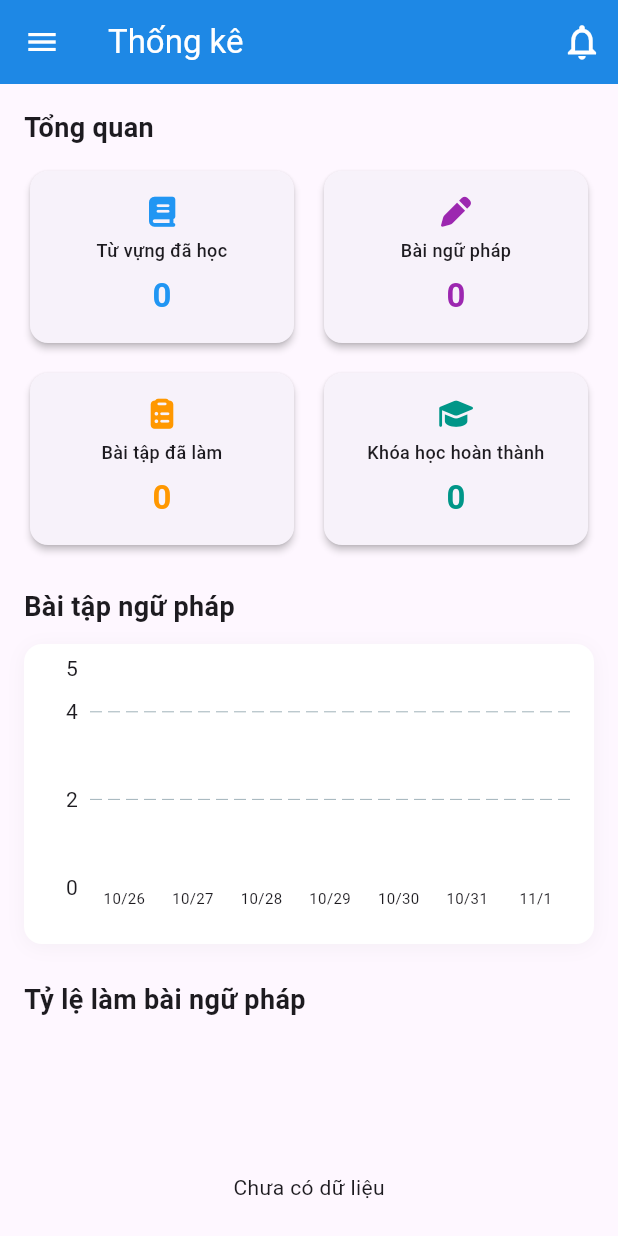
After one commit to Vothanhluan2k4/learning_english, a Flutter app: the DrawerScreen screen opened by its route, in the side drawer, after a tap on "Thống kê", on a phone screen of 412 x 824 dp. The commit adds this screen. Run offline on Flutter 3.47's test engine with Material 3 defaults, Android fonts, the light colour scheme and no system bars; drawn by our look-alikes of fl_chart; our stand-ins replace app_links, audioplayers, file_picker, flip_card, flutter_local_notifications, flutter_markdown and 9 more; missing offline and left inert: crop_your_image; accounts and stored records are empty; network calls fail.

Commit message:
Add statistical

```diff
--- a/lib/main.dart
+++ b/lib/main.dart
@@ -13,7 +13,6 @@ import 'package:learning_english/screens/drawer_screen.dart';
 import 'package:learning_english/screens/forgot_password_screen.dart';
 import 'package:learning_english/screens/home_screen.dart';
 import 'package:learning_english/screens/profile/infor_user_screen.dart';
-import 'package:learning_english/screens/setting_screen.dart';
 import 'package:learning_english/screens/flashcard/flashcards_screen.dart';
 import 'package:learning_english/screens/course/course_screen.dart';
 import 'package:learning_english/screens/grammar_screen.dart';
--- a/lib/screens/drawer_screen.dart
+++ b/lib/screens/drawer_screen.dart
@@ -1,12 +1,12 @@
 import 'package:flutter/material.dart';
 import 'package:font_awesome_flutter/font_awesome_flutter.dart';
 import 'package:learning_english/screens/profile/profile_screen.dart';
-import 'package:learning_english/screens/setting_screen.dart';
 import 'package:learning_english/screens/course/course_screen.dart';
 import 'package:learning_english/screens/flashcards_screen.dart' hide FlashcardsScreen;
 import 'package:learning_english/screens/course/course_screen.dart';
 import 'package:learning_english/screens/grammar_screen.dart';
 import 'package:learning_english/screens/home_screen.dart';
+import 'package:learning_english/screens/statistical_screen.dart';
 import 'package:learning_english/services/auth_service.dart';
 import 'package:learning_english/services/user_service.dart';
 import 'package:learning_english/screens/flashcard/flashcards_screen.dart';
@@ -42,8 +42,9 @@ class _DrawerScreenState extends State<DrawerScreen> {
     CourseScreen(),
     GrammarScreen(),
     FlashcardsScreen(),
+    StatisticalScreen(),
     ProfileScreen(),
-    SettingScreen(),
+
   ];
 
   @override
@@ -204,9 +205,9 @@ class _DrawerScreenState extends State<DrawerScreen> {
       case 3:
         return 'FashCard';
       case 4:
+        return 'Thống kê';
+      case 5:
         return 'Hồ sơ cá nhân';
-      case 5:
-        return 'Setting';
       default:
         return 'Learning English';
     }
@@ -302,15 +303,16 @@ class _DrawerScreenState extends State<DrawerScreen> {
               onTap: () => _onItemTapped(3),
             ),
             ListTile(
-              leading: const Icon(FontAwesomeIcons.userCircle),
-              title: const Text('Hồ sơ cá nhân'),
+              leading: const Icon(FontAwesomeIcons.chartColumn),
+              title: const Text('Thống kê'),
               onTap: () => _onItemTapped(4),
             ),
             ListTile(
-              leading: const Icon(Icons.settings),
-              title: const Text('Cài đặt'),
+              leading: const Icon(FontAwesomeIcons.userCircle),
+              title: const Text('Hồ sơ cá nhân'),
               onTap: () => _onItemTapped(5),
             ),
+
             Divider(),
             isLoggedIn
                 ? ListTile(
--- a/lib/screens/home_screen.dart
+++ b/lib/screens/home_screen.dart
@@ -102,34 +102,34 @@ class _HomeScreenState extends State<HomeScreen> {
                       SizedBox(height: 24),
 
                       // CHALLENGE CARD
-                      Padding(
-                        padding: EdgeInsets.symmetric(horizontal: 16),
-                        child: Column(
-                          crossAxisAlignment: CrossAxisAlignment.start,
-                          children: [
-                            Text(
-                              'Hoạt động nổi bật',
-                              style: TextStyle(
-                                fontSize: 20,
-                                fontWeight: FontWeight.bold,
-                                color: Color(0xFF1A1A1A),
-                              ),
-                            ),
-                            SizedBox(height: 16),
-                            _buildChallengeCard(),
-                          ],
-                        ),
-                      ),
+                      // Padding(
+                      //   padding: EdgeInsets.symmetric(horizontal: 16),
+                      //   child: Column(
+                      //     crossAxisAlignment: CrossAxisAlignment.start,
+                      //     children: [
+                      //       Text(
+                      //         'Hoạt động nổi bật',
+                      //         style: TextStyle(
+                      //           fontSize: 20,
+                      //           fontWeight: FontWeight.bold,
+                      //           color: Color(0xFF1A1A1A),
+                      //         ),
+                      //       ),
+                      //       SizedBox(height: 16),
+                      //       _buildChallengeCard(),
+                      //     ],
+                      //   ),
+                      // ),
 
-                      SizedBox(height: 24),
+                      // SizedBox(height: 24),
 
-                      // LEARNING TIP
-                      Padding(
-                        padding: EdgeInsets.symmetric(horizontal: 16),
-                        child: _buildLearningTipCard(),
-                      ),
+                      // // LEARNING TIP
+                      // Padding(
+                      //   padding: EdgeInsets.symmetric(horizontal: 16),
+                      //   child: _buildLearningTipCard(),
+                      // ),
 
-                      SizedBox(height: 24),
+                      // SizedBox(height: 24),
 
                       // NOTIFICATIONS
                       // ...existing code...
--- a/lib/screens/setting_screen.dart
+++ /dev/null
@@ -1,10 +0,0 @@
-import 'package:flutter/material.dart';
-
-class SettingScreen extends StatelessWidget{
-  const SettingScreen({super.key});
-
-  @override
-  Widget build(BuildContext context) {
-    return const Center(child: Text('Setting Page'),);
-  }
-}
--- /dev/null
+++ b/lib/screens/statistical_screen.dart
@@ -0,0 +1,331 @@
+import 'package:flutter/material.dart';
+import 'package:fl_chart/fl_chart.dart';
+import 'package:font_awesome_flutter/font_awesome_flutter.dart';
+import '../services/statistics_service.dart';
+
+class StatisticalScreen extends StatefulWidget {
+  const StatisticalScreen({super.key});
+
+  @override
+  State<StatisticalScreen> createState() => _StatisticalScreenState();
+}
+
+class _StatisticalScreenState extends State<StatisticalScreen> {
+  final _statisticsService = StatisticsService();
+
+  StatisticsData? _statistics;
+  bool isLoading = true;
+
+  @override
+  void initState() {
+    super.initState();
+    _loadStatistics();
+  }
+
+  Future<void> _loadStatistics() async {
+    setState(() => isLoading = true);
+
+    try {
+      _statistics = await _statisticsService.loadStatistics();
+      setState(() => isLoading = false);
+    } catch (e) {
+      print('Error loading statistics: $e');
+      if (mounted) {
+        ScaffoldMessenger.of(context).showSnackBar(
+          SnackBar(
+            content: Text('Lỗi tải thống kê: ${e.toString()}'),
+            backgroundColor: Colors.red,
+            duration: const Duration(seconds: 5),
+          ),
+        );
+      }
+      setState(() => isLoading = false);
+    }
+  }
+
+  @override
+  Widget build(BuildContext context) {
+    if (isLoading || _statistics == null) {
+      return const Center(child: CircularProgressIndicator());
+    }
+
+    return Scaffold(
+      body: RefreshIndicator(
+        onRefresh: _loadStatistics,
+        child: SingleChildScrollView(
+          physics: const AlwaysScrollableScrollPhysics(),
+          padding: const EdgeInsets.all(16),
+          child: Column(
+            crossAxisAlignment: CrossAxisAlignment.start,
+            children: [
+              // Overview Cards
+              _buildSectionTitle('Tổng quan'),
+              const SizedBox(height: 12),
+              _buildOverviewCards(),
+              const SizedBox(height: 24),
+
+              // Exercise Progress Chart
+              _buildSectionTitle('Bài tập ngữ pháp'),
+              const SizedBox(height: 12),
+              _buildWeeklyExercisesBarChart(),
+              const SizedBox(height: 24),
+
+              // Exercise Accuracy Pie Chart
+              _buildSectionTitle('Tỷ lệ làm bài ngữ pháp'),
+              const SizedBox(height: 12),
+              _buildAccuracyPieChart(),
+              const SizedBox(height: 24),
+
+            ],
+          ),
+        ),
+      ),
+    );
+  }
+
+  Widget _buildOverviewCards() {
+    return GridView.count(
+      crossAxisCount: 2,
+      shrinkWrap: true,
+      physics: const NeverScrollableScrollPhysics(),
+      mainAxisSpacing: 12,
+      crossAxisSpacing: 12,
+      childAspectRatio: 1.5,
+      children: [
+        _buildStatCard(
+          FaIcon(FontAwesomeIcons.book, size: 20, color: Colors.blue),
+          'Từ vựng đã học',
+          _statistics!.totalLearnedWords.toString(),
+          Colors.blue,
+        ),
+        _buildStatCard(
+          FaIcon(FontAwesomeIcons.pen, size: 20, color: Colors.purple),
+          'Bài ngữ pháp',
+          _statistics!.totalGrammarLessons.toString(),
+          Colors.purple,
+        ),
+        _buildStatCard(
+          FaIcon(FontAwesomeIcons.clipboardList, size: 20, color: Colors.orange),
+          'Bài tập đã làm',
+          _statistics!.totalExercisesCompleted.toString(),
+          Colors.orange,
+        ),
+        _buildStatCard(
+          FaIcon(FontAwesomeIcons.graduationCap, size: 20, color: Colors.teal),
+          'Khóa học hoàn thành',
+          _statistics!.totalLessonsCourseCompleted.toString(),
+          Colors.teal,
+        ),
+
+      ],
+    );
+  }
+
+  Widget _buildStatCard(Widget icon, String title, String value, Color color) {
+    return Card(
+      elevation: 2,
+      shape: RoundedRectangleBorder(borderRadius: BorderRadius.circular(12)),
+      child: Padding(
+        padding: const EdgeInsets.all(12),
+        child: Column(
+          mainAxisAlignment: MainAxisAlignment.center,
+          children: [
+            icon,
+            const SizedBox(height: 8),
+            Text(
+              title,
+              style: const TextStyle(fontSize: 12, fontWeight: FontWeight.w500),
+              textAlign: TextAlign.center,
+              maxLines: 2,
+              overflow: TextOverflow.ellipsis,
+            ),
+            const SizedBox(height: 6),
+            Text(
+              value,
+              style: TextStyle(
+                fontSize: 22,
+                fontWeight: FontWeight.bold,
+                color: color,
+              ),
+            ),
+          ],
+        ),
+      ),
+    );
+  }
+
+  Widget _buildSectionTitle(String title) {
+    return Text(
+      title,
+      style: const TextStyle(fontSize: 18, fontWeight: FontWeight.bold),
+    );
+  }
+
+  Widget _buildWeeklyExercisesBarChart() {
+    if (_statistics!.weeklyExercises.isEmpty) {
+      return Container(
+        height: 200,
+        alignment: Alignment.center,
+        child: const Text('Chưa có dữ liệu'),
+      );
+    }
+
+    return Container(
+      height: 200,
+      padding: const EdgeInsets.all(16),
+      decoration: BoxDecoration(
+        color: Colors.white,
+        borderRadius: BorderRadius.circular(12),
+        boxShadow: [
+          BoxShadow(
+            color: Colors.grey.withOpacity(0.1),
+            blurRadius: 10,
+            offset: const Offset(0, 2),
+          ),
+        ],
+      ),
+      child: BarChart(
+        BarChartData(
+          alignment: BarChartAlignment.spaceAround,
+          maxY: (_statistics!.weeklyExercises.values.reduce((a, b) => a > b ? a : b) + 5).toDouble(),
+          barTouchData: BarTouchData(
+            enabled: true,
+            touchTooltipData: BarTouchTooltipData(
+              getTooltipItem: (group, groupIndex, rod, rodIndex) {
+                final keys = _statistics!.weeklyExercises.keys.toList();
+                final date = keys[groupIndex];
+                final value = rod.toY.toInt();
+                return BarTooltipItem(
+                  '$date\n$value bài tập',
+                  const TextStyle(
+                    color: Colors.white,
+                    fontWeight: FontWeight.bold,
+                    fontSize: 14,
+                  ),
+                );
+              },
+            ),
+          ),
+          titlesData: FlTitlesData(
+            show: true,
+            bottomTitles: AxisTitles(
+              sideTitles: SideTitles(
+                showTitles: true,
+                getTitlesWidget: (value, meta) {
+                  final keys = _statistics!.weeklyExercises.keys.toList();
+                  if (value.toInt() < keys.length) {
+                    return Text(keys[value.toInt()], style: const TextStyle(fontSize: 10));
+                  }
+                  return const Text('');
+                },
+              ),
+            ),
+            leftTitles: AxisTitles(
+              sideTitles: SideTitles(showTitles: true, reservedSize: 28),
+            ),
+            topTitles: const AxisTitles(sideTitles: SideTitles(showTitles: false)),
+            rightTitles: const AxisTitles(sideTitles: SideTitles(showTitles: false)),
+          ),
+          gridData: FlGridData(show: true, drawVerticalLine: false),
+          borderData: FlBorderData(show: false),
+          barGroups: _statistics!.weeklyExercises.entries.toList().asMap().entries.map((entry) {
+            return BarChartGroupData(
+              x: entry.key,
+              barRods: [
+                BarChartRodData(
+                  toY: entry.value.value.toDouble(),
+                  color: Colors.blue,
+                  width: 16,
+                  borderRadius: const BorderRadius.vertical(top: Radius.circular(4)),
+                ),
+              ],
+            );
+          }).toList(),
+        ),
+      ),
+    );
+  }
+
+  Widget _buildAccuracyPieChart() {
+    if (_statistics!.totalExercisesCompleted == 0) {
+      return Container(
+        height: 200,
+        alignment: Alignment.center,
+        child: const Text('Chưa có dữ liệu'),
+      );
+    }
+
+    final wrongRate = 100 - _statistics!.correctAnswerRate;
+
+    return Container(
+      height: 200,
+      padding: const EdgeInsets.all(16),
+      decoration: BoxDecoration(
+        color: Colors.white,
+        borderRadius: BorderRadius.circular(12),
+        boxShadow: [
+          BoxShadow(
+            color: Colors.grey.withOpacity(0.1),
+            blurRadius: 10,
+            offset: const Offset(0, 2),
+          ),
+        ],
+      ),
+      child: Row(
+        children: [
+          Expanded(
+            child: PieChart(
+              PieChartData(
+                sectionsSpace: 2,
+                centerSpaceRadius: 40,
+                sections: [
+                  PieChartSectionData(
+                    value: _statistics!.correctAnswerRate,
+                    title: '${_statistics!.correctAnswerRate.toStringAsFixed(1)}%',
+                    color: Colors.green,
+                    radius: 50,
+                    titleStyle: const TextStyle(fontSize: 14, fontWeight: FontWeight.bold, color: Colors.white),
+                  ),
+                  PieChartSectionData(
+                    value: wrongRate,
+                    title: '${wrongRate.toStringAsFixed(1)}%',
+                    color: Colors.red,
+                    radius: 50,
+                    titleStyle: const TextStyle(fontSize: 14, fontWeight: FontWeight.bold, color: Colors.white),
+                  ),
+                ],
+              ),
+            ),
+          ),
+          const SizedBox(width: 16),
+          Column(
+            mainAxisAlignment: MainAxisAlignment.center,
+            crossAxisAlignment: CrossAxisAlignment.start,
+            children: [
+              _buildLegendItem('Đúng', Colors.green),
+              const SizedBox(height: 8),
+              _buildLegendItem('Sai', Colors.red),
+            ],
+          ),
+        ],
+      ),
+    );
+  }
+
+  Widget _buildLegendItem(String label, Color color) {
+    return Row(
+      children: [
+        Container(
+          width: 16,
+          height: 16,
+          decoration: BoxDecoration(
+            color: color,
+            shape: BoxShape.circle,
+          ),
+        ),
+        const SizedBox(width: 8),
+        Text(label, style: const TextStyle(fontSize: 14)),
+      ],
+    );
+  }
+}
--- /dev/null
+++ b/lib/services/statistics_service.dart
@@ -0,0 +1,128 @@
+import 'package:supabase_flutter/supabase_flutter.dart';
+import '../../services/auth_service.dart';
+class StatisticsData {
+  final int totalLearnedWords;
+  final int totalGrammarLessons;
+  final int totalExercisesCompleted;
+  final int totalLessonsCourseCompleted;
+  final Map<String, int> weeklyExercises;
+  final double correctAnswerRate;
+
+  StatisticsData({
+    required this.totalLearnedWords,
+    required this.totalGrammarLessons,
+    required this.totalExercisesCompleted,
+    required this.totalLessonsCourseCompleted,
+    required this.weeklyExercises,
+    required this.correctAnswerRate,
+  });
+}
+
+class StatisticsService {
+  final _supabase = Supabase.instance.client;
+  final _authService = AuthService();
+
+  Future<StatisticsData> loadStatistics() async {
+    try {
+      final authId = _supabase.auth.currentUser?.id;
+      if (authId == null) throw Exception('User not authenticated');
+
+      final userId = await _authService.getUserIdFromAuthId(authId);
+
+      if (userId == null) throw Exception('User ID not found');
+      // 1. Tổng số bài tập đã hoàn thành (exercise progress)
+      final exerciseProgress = await _supabase
+          .from('user_exercise_progress')
+          .select('*')
+          .eq('user_id', authId);
+
+      final totalExercisesCompleted = exerciseProgress.length;
+
+      // 2. Số bài ngữ pháp đã học (unique lesson_id)
+      final uniqueLessons = exerciseProgress
+          .map((e) => e['lesson_id'])
+          .toSet();
+      final totalGrammarLessons = uniqueLessons.length;
+
+      // 3. Tính tỷ lệ đúng/sai
+      final correctAnswers = exerciseProgress
+          .where((e) => e['is_correct'] == true)
+          .length;
+
+      double correctAnswerRate = 0.0;
+      if (totalExercisesCompleted > 0) {
+        correctAnswerRate = (correctAnswers / totalExercisesCompleted) * 100;
+      }
+
+
+      if (userId == null) throw Exception('User ID not found');
+      // 4. Thống kê khóa học - user_progress_lessons_course
+      final lessonCourseProgress = await _supabase
+          .from('user_progress_lessons_course')
+          .select('*')
+          .eq('user_id', userId);
+
+      final totalLessonsCourseCompleted = lessonCourseProgress
+          .where((e) => e['status'] == 'completed')
+          .length;
+
+
+      // 5. TODO: Số từ vựng đã học - cần tạo bảng flashcards
+      const totalLearnedWords = 0;
+
+      // 6. Thống kê bài tập theo tuần
+      final weeklyExercises = await _loadWeeklyExercises(authId);
+
+
+      return StatisticsData(
+        totalLearnedWords: totalLearnedWords,
+        totalGrammarLessons: totalGrammarLessons,
+        totalExercisesCompleted: totalExercisesCompleted,
+        totalLessonsCourseCompleted: totalLessonsCourseCompleted,
+        weeklyExercises: weeklyExercises,
+        correctAnswerRate: correctAnswerRate,
+      );
+    } catch (e) {
+      print('❌ Error loading statistics: $e');
+      rethrow;
+    }
+  }
+
+  Future<Map<String, int>> _loadWeeklyExercises(String authId) async {
+    try {
+      final now = DateTime.now();
+      final sevenDaysAgo = now.subtract(const Duration(days: 7));
+
+      final data = await _supabase
+          .from('user_exercise_progress')
+          .select('completed_at')
+          .eq('user_id', authId)
+          .gte('completed_at', sevenDaysAgo.toIso8601String());
+
+      final weeklyExercises = <String, int>{};
+
+      // Initialize last 7 days with 0
+      for (int i = 6; i >= 0; i--) {
+        final date = now.subtract(Duration(days: i));
+        final key = '${date.month}/${date.day}';
+        weeklyExercises[key] = 0;
+      }
+
+      // Count exercises per day
+      for (var item in data) {
+        if (item['completed_at'] != null) {
+          final date = DateTime.parse(item['completed_at'] as String);
+          final key = '${date.month}/${date.day}';
+          weeklyExercises[key] = (weeklyExercises[key] ?? 0) + 1;
+        }
+      }
+
+      return weeklyExercises;
+    } catch (e) {
+      print('❌ Error loading weekly exercises: $e');
+      return {};
+    }
+  }
+
+
+}
--- a/pubspec.yaml
+++ b/pubspec.yaml
@@ -36,6 +36,7 @@ dependencies:
   intl: ^0.20.2
   timezone: ^0.10.1
   flutter_local_notifications: ^19.5.0
+  fl_chart: ^1.1.1
 
 dev_dependencies:
   flutter_test:
```
Also changed, not shown: pubspec.lock, 1 other file.
